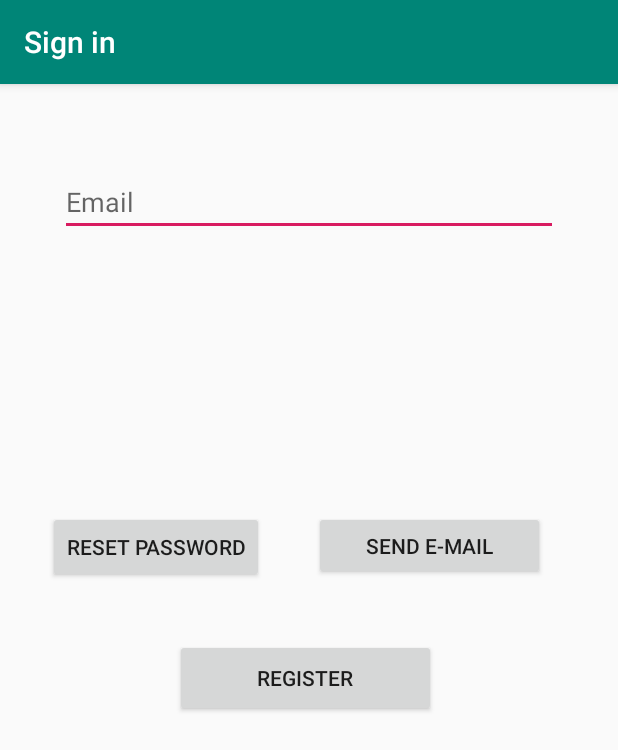
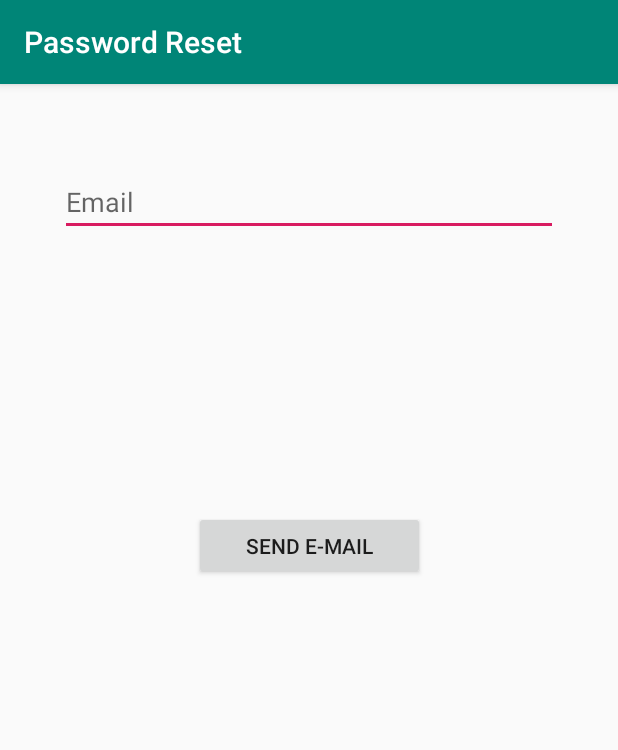
Before and after one commit to transmission-project/y2-project, an Android app: the screen it shows after launch (LoginActivity), after a tap on "SEND E-MAIL", on a phone screen of 412 x 824 dp. Shown: the top 750 px of the screen. Run offline under Robolectric (Android 15) with nearby library versions, the light colour scheme and no system bars; our stand-ins replace Firebase (no records; nobody signed in at launch, a user with empty details on screens opened directly); 2 other taps on this screen came first.

Commit message:
updates on UI

```diff
--- a/android/app/src/main/AndroidManifest.xml
+++ b/android/app/src/main/AndroidManifest.xml
@@ -30,8 +30,7 @@
         </activity>
         <activity
             android:name=".RegistrationActivity"
-            android:label="RegistrationActivity"
-            android:theme="@style/AppTheme.NoActionBar">
+            android:label="@string/title_activity_register">
             <intent-filter>
                 <category android:name="android.intent.category.LAUNCHER" />
             </intent-filter>
--- a/android/app/src/main/java/com/example/huntertalk/ui/login/LoginActivity.java
+++ b/android/app/src/main/java/com/example/huntertalk/ui/login/LoginActivity.java
@@ -12,6 +12,7 @@ import android.support.v7.app.AppCompatActivity;
 import android.text.Editable;
 import android.text.TextWatcher;
 import android.util.Log;
+import android.view.Gravity;
 import android.view.View;
 import android.widget.Button;
 import android.widget.EditText;
@@ -38,7 +39,7 @@ public class LoginActivity extends AppCompatActivity {
     private Button sendem;
     private FirebaseAuth mAuth;
     private static final String TAG = "LoginActivity";
-    private TextView mDetailTextView;
+
 
 
     @Override
@@ -52,17 +53,18 @@ public class LoginActivity extends AppCompatActivity {
         final EditText passwordEditText = findViewById(R.id.password);
         final Button loginButton = findViewById(R.id.login);
         final ProgressBar loadingProgressBar = findViewById(R.id.loading);
-        mDetailTextView = findViewById(R.id.detail);
         resetpw = findViewById(R.id.resetpw);
         sendem = findViewById(R.id.sendem);
         sendem.setVisibility(View.GONE);
-
         resetpw.setOnClickListener(new View.OnClickListener() {
             @Override
             public void onClick(View v) {
                 findViewById(R.id.password).setVisibility(View.GONE);
                 findViewById(R.id.login).setVisibility(View.GONE);
+                findViewById(R.id.resetpw).setVisibility(View.GONE);
+                findViewById(R.id.registerButton).setVisibility(View.GONE);
                 findViewById(R.id.sendem).setVisibility(View.VISIBLE);
+               setTitle("Password Reset");
 
             }
         });
@@ -72,7 +74,9 @@ public class LoginActivity extends AppCompatActivity {
             public void onClick(View v) {
                 String emailAddress = usernameEditText.getText().toString().trim();
                 if (emailAddress.equals("") || !emailAddress.contains("@") || !emailAddress.contains(".")){
-                    Toast.makeText(getApplicationContext(), "Invalid email address", Toast.LENGTH_SHORT).show();
+                    Toast toast= Toast.makeText(getApplicationContext(), "Invalid email address", Toast.LENGTH_SHORT);
+                    toast.setGravity(Gravity.TOP, 10, 10);
+                    toast.show();
                     return;
                 }
                 mAuth.sendPasswordResetEmail(emailAddress)
@@ -87,8 +91,10 @@ public class LoginActivity extends AppCompatActivity {
 
                 findViewById(R.id.password).setVisibility(View.VISIBLE);
                 findViewById(R.id.login).setVisibility(View.VISIBLE);
+                findViewById(R.id.resetpw).setVisibility(View.VISIBLE);
+                findViewById(R.id.registerButton).setVisibility(View.VISIBLE);
                 findViewById(R.id.sendem).setVisibility(View.GONE);
-
+                setTitle("Sign In");
 
             }
 
@@ -112,13 +118,13 @@ public class LoginActivity extends AppCompatActivity {
                                     // Sign in success, update UI with the signed-in user's information
                                        Log.d(TAG, "signInWithEmail:success");
                                     FirebaseUser user = mAuth.getCurrentUser();
-                                      updateUI(user);
+
                                       moveToMainActivity();
                                 } else {
                                     // If sign in fails, display a message to the user.
                                        Log.w(TAG, "signInWithEmail:failure", task.getException());
                                     Toast.makeText(getApplicationContext(), "Incorrect username or password", Toast.LENGTH_SHORT).show();
-                                    updateUI(null);
+
                                 }
                             }
                         });
@@ -181,7 +187,7 @@ public class LoginActivity extends AppCompatActivity {
         // Check if user is signed in (non-null) and update UI accordingly.
         FirebaseUser currentUser = mAuth.getCurrentUser();
        // FirebaseUser currentUser = null;  Uncomment this to get to not remember login.
-        updateUI(currentUser);
+
         if (currentUser!=null){
             moveToMainActivity();
         }
@@ -207,14 +213,5 @@ public class LoginActivity extends AppCompatActivity {
         startActivity(intent);
     }
 
-    private void updateUI(FirebaseUser user) {
-
-        if (user != null) {
-
-            mDetailTextView.setText("Logged in");
-        } else {
-            mDetailTextView.setText(null);
-        }
-    }
 
 }
--- a/android/app/src/main/java/com/example/huntertalk/ui/login/LoginViewModel.java
+++ b/android/app/src/main/java/com/example/huntertalk/ui/login/LoginViewModel.java
@@ -40,7 +40,7 @@ public class LoginViewModel extends ViewModel {
         }
     }
 
-    public void loginDataChanged(String username, String password) {
+  public void loginDataChanged(String username, String password) {
         if (!isUserNameValid(username)) {
             loginFormState.setValue(new LoginFormState(R.string.invalid_username, null));
         } else if (!isPasswordValid(password)) {
--- a/android/app/src/main/res/layout/activity_login.xml
+++ b/android/app/src/main/res/layout/activity_login.xml
@@ -95,24 +95,6 @@
         app:layout_constraintStart_toStartOf="parent"
         app:layout_constraintTop_toBottomOf="@+id/login" />
 
-    <TextView
-        android:id="@+id/detail"
-        android:layout_width="86dp"
-        android:layout_height="52dp"
-        android:layout_marginStart="40dp"
-        android:layout_marginLeft="40dp"
-        android:layout_marginTop="52dp"
-        android:layout_marginEnd="8dp"
-        android:layout_marginRight="8dp"
-        android:layout_marginBottom="8dp"
-        android:text="Welcome!"
-
-        app:layout_constraintEnd_toEndOf="parent"
-        app:layout_constraintHorizontal_bias="0.404"
-        app:layout_constraintStart_toStartOf="parent"
-        app:layout_constraintTop_toBottomOf="@+id/registerButton"
-        app:layout_constraintVertical_bias="0.583" />
-
     <Button
         android:id="@+id/resetpw"
         android:layout_width="wrap_content"
--- a/android/app/src/main/res/values/strings.xml
+++ b/android/app/src/main/res/values/strings.xml
@@ -5,7 +5,7 @@
     <string name="title_activity_login">Sign in</string>
     <string name="prompt_email">Email</string>
     <string name="prompt_password">Password</string>
-
+    <string name="title_activity_register">Registration</string>
     <string name="emailpassword_status_fmt">Email User: %1$s (verified: %2$b)</string>
     <string name="firebase_status_fmt">Firebase User: %s</string>
     <string name="signed_out">Signed Out</string>
@@ -13,7 +13,7 @@
 
     <string name="action_sign_in_short">Sign in</string>
     <string name="welcome">Welcome!</string>
-    <string name="invalid_username">Invalid username</string>
+    <string name="invalid_username">Invalid email</string>
     <string name="invalid_password">Password must be >5 characters</string>
     <string name="login_failed">"Login failed"</string>
     <string name="title_activity_registration">Register a new account</string>
```
